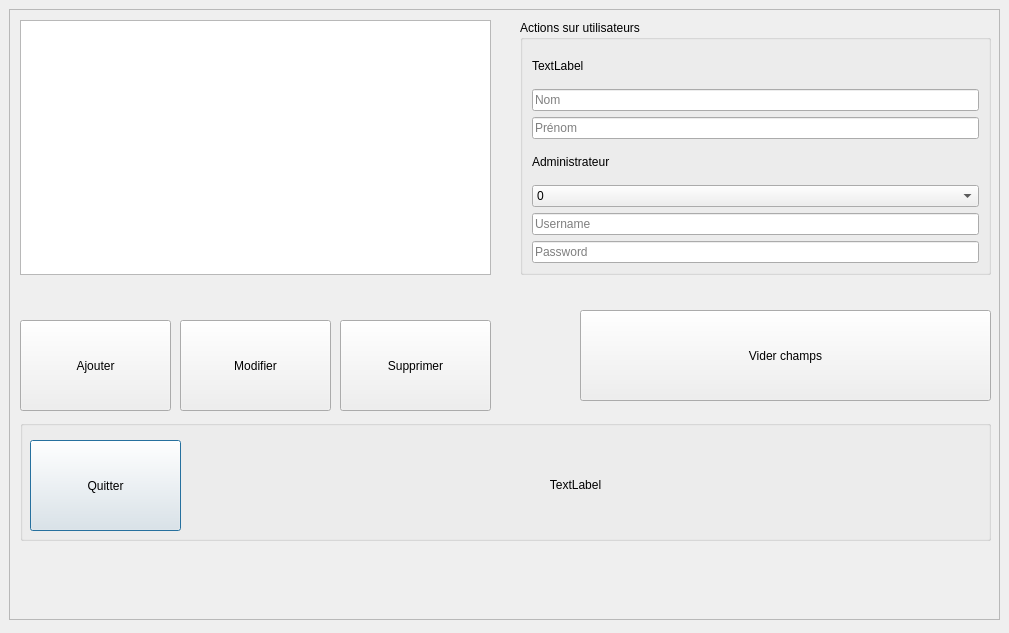
The window that FestiClicC/utilisateur.ui (FestiClic/FestiClic3) describes before a commit, drawn with Qt 5.
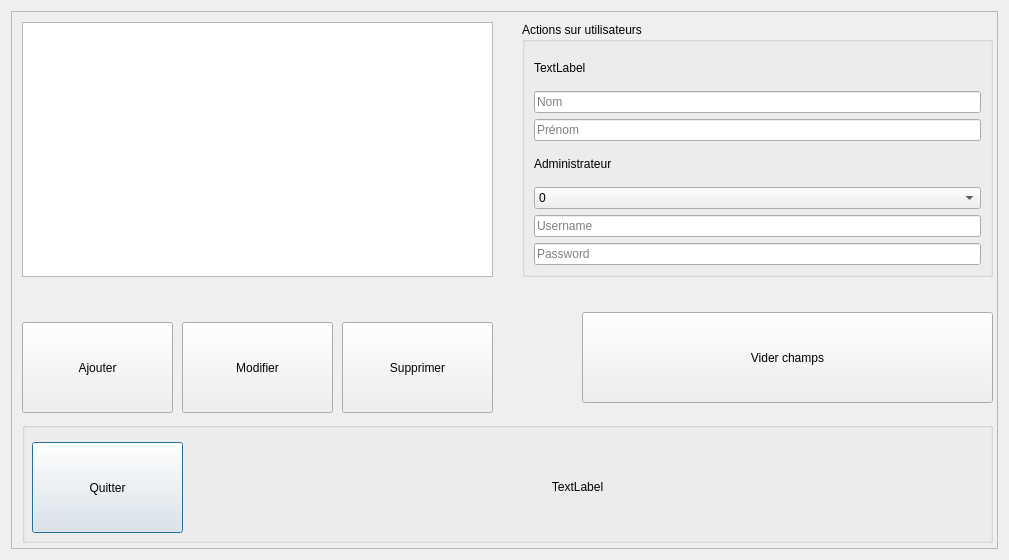
The same window after the commit.

Patch:
```diff
--- a/FestiClicC/utilisateur.ui
+++ b/FestiClicC/utilisateur.ui
@@ -7,7 +7,7 @@
     <x>0</x>
     <y>0</y>
     <width>1009</width>
-    <height>633</height>
+    <height>560</height>
    </rect>
   </property>
   <property name="windowTitle">
@@ -18,15 +18,9 @@
 background-color = rgb(255, 146, 157);
 }</string>
   </property>
+  <layout class="QVBoxLayout" name="verticalLayout_2">
+   <item>
   <widget class="QScrollArea" name="scrollArea">
-   <property name="geometry">
-    <rect>
-     <x>9</x>
-     <y>9</y>
-     <width>991</width>
-     <height>611</height>
-    </rect>
-   </property>
    <property name="widgetResizable">
     <bool>true</bool>
    </property>
@@ -36,7 +30,7 @@
       <x>0</x>
       <y>0</y>
       <width>989</width>
-      <height>609</height>
+        <height>540</height>
      </rect>
     </property>
     <widget class="QGroupBox" name="groupBox_2">
@@ -219,6 +213,8 @@
     </widget>
    </widget>
   </widget>
+   </item>
+  </layout>
  </widget>
  <resources/>
  <connections/>
```
Lines whose indentation alone changed are shown as unchanged.
